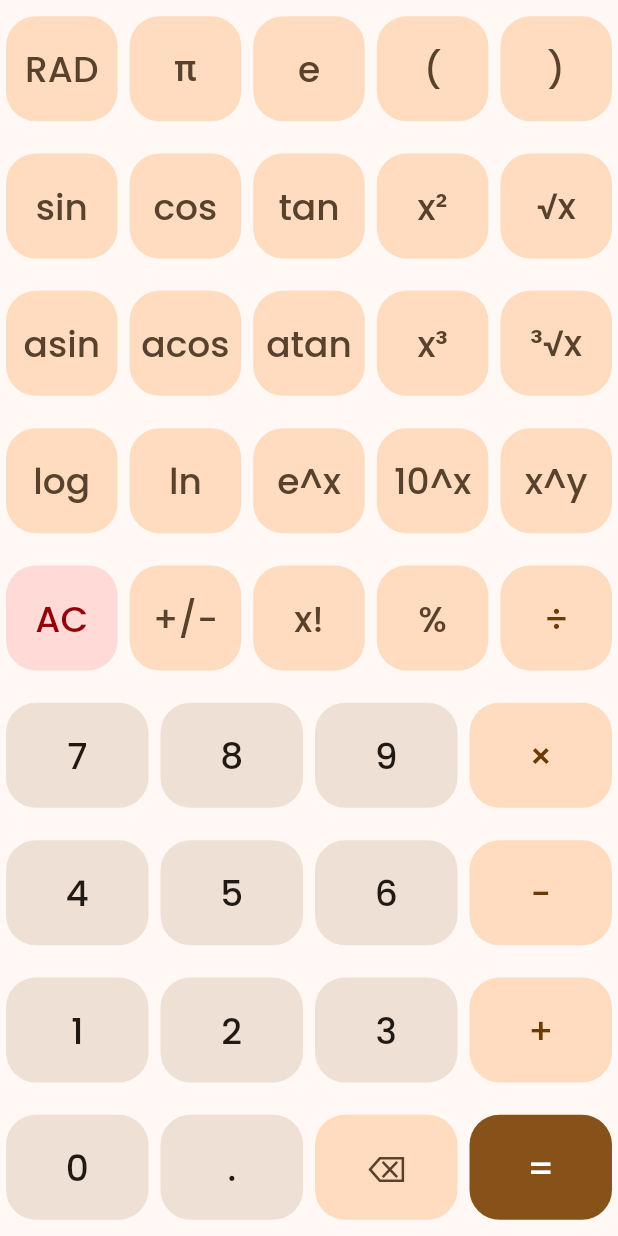
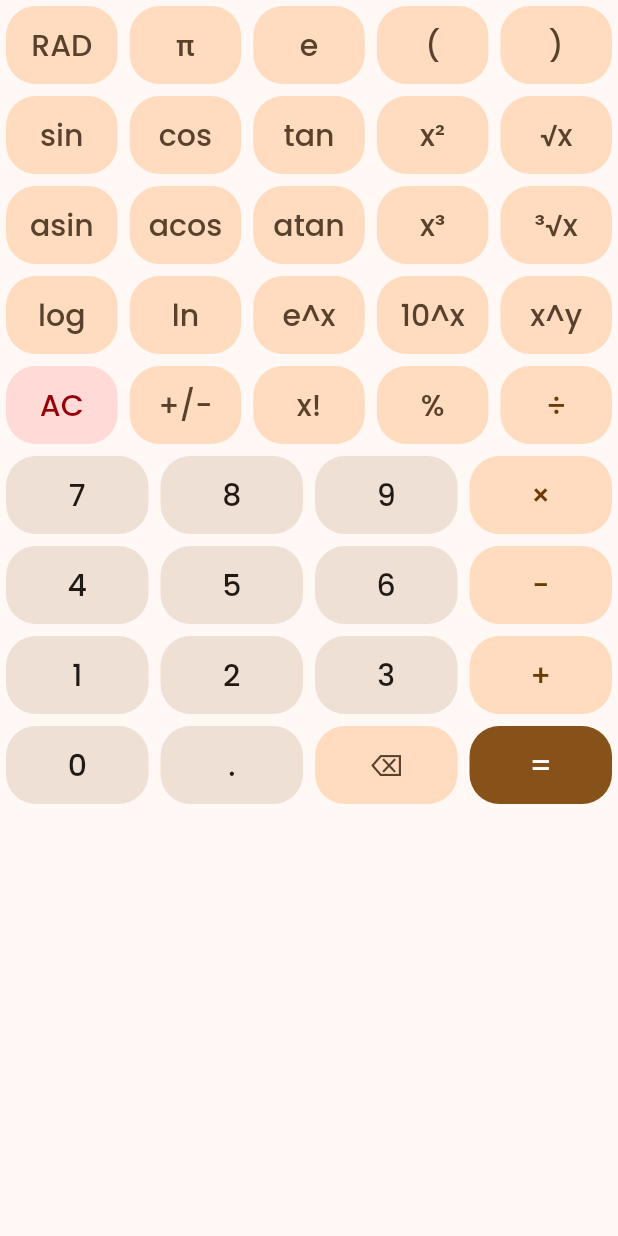
Before and after one commit to mozammal-hossain/calculator_app, a Flutter app: the ScientificButtons widget shown alone on an empty page, opened directly, after a tap on "DEG", on a phone screen of 412 x 824 dp. Run offline on Flutter 3.47's test engine with Material 3 defaults, Android fonts, the phone set to English and light mode, and no system bars; our stand-ins replace flutter_riverpod, google_fonts, math_expressions, shared_preferences; accounts and stored records are empty.

Commit message:
fix: fix overflow issue on scientific page

```diff
--- a/calculator_app/lib/screens/calculator_screen.dart
+++ b/calculator_app/lib/screens/calculator_screen.dart
@@ -111,7 +111,7 @@ class CalculatorScreen extends ConsumerWidget {
 
             // Button grid
             Expanded(
-              flex: calculatorState.isScientificMode ? 7 : 5,
+              flex: 5,
               child: Padding(
                 padding: const EdgeInsets.all(8.0),
                 child: calculatorState.isScientificMode
--- a/calculator_app/lib/widgets/calculator_button.dart
+++ b/calculator_app/lib/widgets/calculator_button.dart
@@ -68,14 +68,19 @@ class CalculatorButton extends StatelessWidget {
             borderRadius:
                 BorderRadius.circular(AppConstants.buttonBorderRadius),
             child: Container(
-              height: 70,
               alignment: Alignment.center,
+              child: FittedBox(
+                fit: BoxFit.scaleDown,
+                child: Padding(
+                  padding: const EdgeInsets.symmetric(horizontal: 4),
                   child: Text(
                     label,
                     style: Theme.of(context).textTheme.titleLarge?.copyWith(
                           color: _getTextColor(context),
                           fontWeight: FontWeight.w500,
-                      fontSize: 24,
+                          fontSize: 20,
+                        ),
+                  ),
                 ),
               ),
             ),
--- a/calculator_app/lib/widgets/scientific_buttons.dart
+++ b/calculator_app/lib/widgets/scientific_buttons.dart
@@ -14,10 +14,12 @@ class ScientificButtons extends ConsumerWidget {
     final calculatorState = ref.watch(calculatorProvider);
     final calculatorNotifier = ref.read(calculatorProvider.notifier);
 
-    return Column(
+    return SingleChildScrollView(
+      child: Column(
         children: [
           // Row 1: 2nd, π, e, (, )
-        Expanded(
+          SizedBox(
+            height: 60,
             child: Row(
               children: [
                 CalculatorButton(
@@ -54,7 +56,8 @@ class ScientificButtons extends ConsumerWidget {
           ),
 
           // Row 2: sin, cos, tan, x², √x
-        Expanded(
+          SizedBox(
+            height: 60,
             child: Row(
               children: [
                 CalculatorButton(
@@ -77,8 +80,8 @@ class ScientificButtons extends ConsumerWidget {
                 ),
                 CalculatorButton(
                   label: AppConstants.square,
-                onPressed: () =>
-                    calculatorNotifier.applyUnaryFunction(AppConstants.square),
+                  onPressed: () => calculatorNotifier
+                      .applyUnaryFunction(AppConstants.square),
                   type: ButtonType.function,
                 ),
                 CalculatorButton(
@@ -92,7 +95,8 @@ class ScientificButtons extends ConsumerWidget {
           ),
 
           // Row 3: asin, acos, atan, x³, ³√x
-        Expanded(
+          SizedBox(
+            height: 60,
             child: Row(
               children: [
                 CalculatorButton(
@@ -130,7 +134,8 @@ class ScientificButtons extends ConsumerWidget {
           ),
 
           // Row 4: log, ln, e^x, 10^x, x^y
-        Expanded(
+          SizedBox(
+            height: 60,
             child: Row(
               children: [
                 CalculatorButton(
@@ -153,8 +158,8 @@ class ScientificButtons extends ConsumerWidget {
                 ),
                 CalculatorButton(
                   label: AppConstants.power10,
-                onPressed: () =>
-                    calculatorNotifier.applyUnaryFunction(AppConstants.power10),
+                  onPressed: () => calculatorNotifier
+                      .applyUnaryFunction(AppConstants.power10),
                   type: ButtonType.function,
                 ),
                 CalculatorButton(
@@ -167,7 +172,8 @@ class ScientificButtons extends ConsumerWidget {
           ),
 
           // Row 5: AC, +/-, x!, %, ÷
-        Expanded(
+          SizedBox(
+            height: 60,
             child: Row(
               children: [
                 CalculatorButton(
@@ -201,7 +207,8 @@ class ScientificButtons extends ConsumerWidget {
           ),
 
           // Row 6: 7, 8, 9, ×
-        Expanded(
+          SizedBox(
+            height: 60,
             child: Row(
               children: [
                 CalculatorButton(
@@ -226,7 +233,8 @@ class ScientificButtons extends ConsumerWidget {
           ),
 
           // Row 7: 4, 5, 6, -
-        Expanded(
+          SizedBox(
+            height: 60,
             child: Row(
               children: [
                 CalculatorButton(
@@ -251,7 +259,8 @@ class ScientificButtons extends ConsumerWidget {
           ),
 
           // Row 8: 1, 2, 3, +
-        Expanded(
+          SizedBox(
+            height: 60,
             child: Row(
               children: [
                 CalculatorButton(
@@ -276,7 +285,8 @@ class ScientificButtons extends ConsumerWidget {
           ),
 
           // Row 9: 0, ., ⌫, =
-        Expanded(
+          SizedBox(
+            height: 60,
             child: Row(
               children: [
                 CalculatorButton(
@@ -301,6 +311,7 @@ class ScientificButtons extends ConsumerWidget {
             ),
           ),
         ],
+      ),
     );
   }
 }
```
Lines whose indentation alone changed are shown as unchanged.
